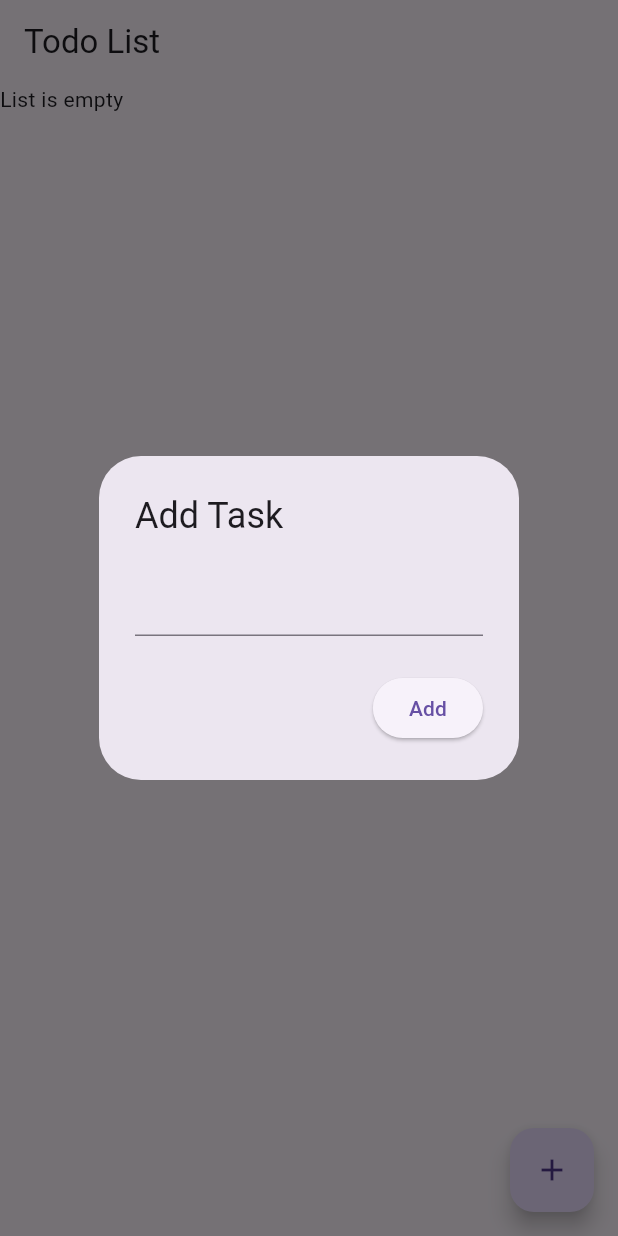
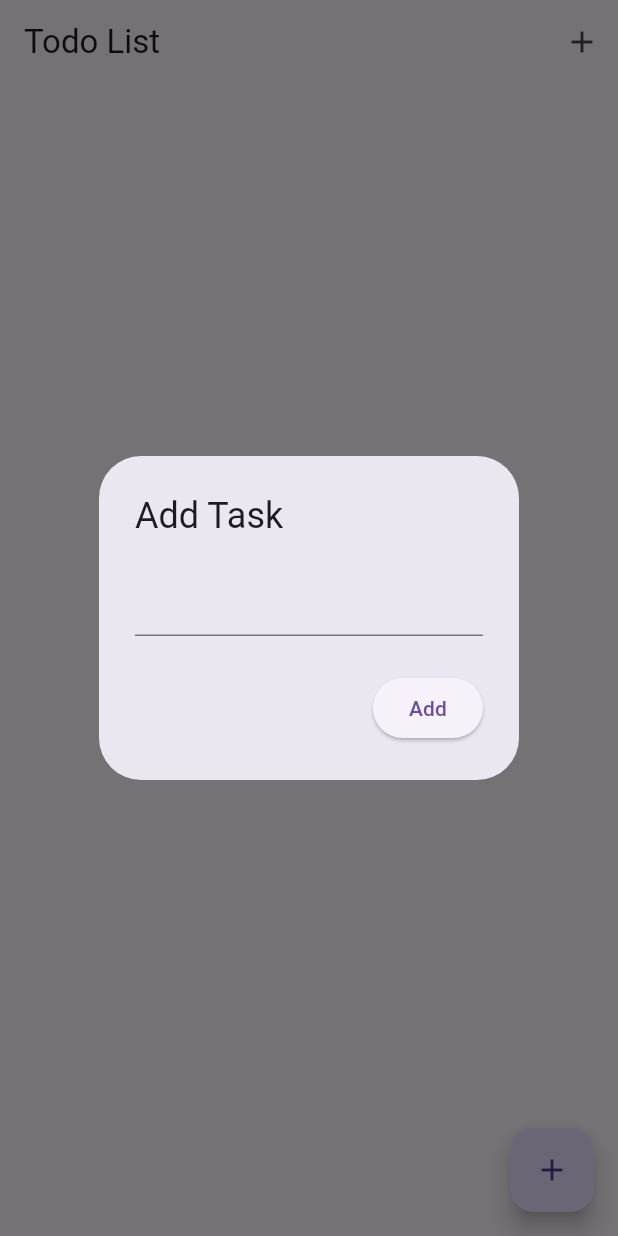
Before and after one commit to Anstas1a/RPOlr, a Flutter app: the screen it shows after launch, after a tap on the "add" icon, on a phone screen of 412 x 824 dp. Run offline on Flutter 3.47's test engine with Material 3 defaults, Android fonts, the phone set to English and light mode, and no system bars.

Commit message:
Update todo_list_screen.dart
Add btn to AppBar

```diff
--- a/lib/screen/todo_list_screen.dart
+++ b/lib/screen/todo_list_screen.dart
@@ -4,6 +4,8 @@ import 'package:helloworld/models/task_model.dart';
 import 'package:helloworld/widgets/task_tile.dart';
 
 class TodoListScreen extends StatefulWidget {
+  const TodoListScreen({super.key});
+
   @override
   _TodoListScreenState createState() => _TodoListScreenState();
 }
@@ -22,8 +24,41 @@ class _TodoListScreenState extends State<TodoListScreen> {
     return Scaffold(
       appBar: AppBar(
         title: Text('Todo List'),
+        actions: [
+          IconButton(
+            icon: const Icon(Icons.add),
+            onPressed: () {
+              showDialog(
+                context: context,
+                builder: (BuildContext context) {
+                  String newTaskTitle = '';
+
+                  return AlertDialog(
+                    title: const Text('Add Task'),
+                    content: TextField(
+                      onChanged: (value) {
+                        newTaskTitle = value;
+                      },
+                    ),
+                    actions: [
+                      ElevatedButton(
+                        onPressed: () {
+                          setState(() {
+                            tasks.add(Task(title: newTaskTitle));
+                          });
+                          Navigator.pop(context);
+                        },
+                        child: const Text('Add'),
+                      ),
+                    ],
+                  );
+                },
+              );
+            },
+          )
+        ],
       ),
-      body: tasks.length > 0
+      body: !tasks.isEmpty
           ? ListView.builder(
               itemCount: tasks.length,
               itemBuilder: (context, index) {
@@ -31,7 +66,9 @@ class _TodoListScreenState extends State<TodoListScreen> {
                     task: tasks[index],
                     onTaskDelete: () => _deleteTask(tasks[index]));
               })
-          : Text('List is empty'),
+          : const Center(
+              child: Text('List is empty'),
+            ),
       floatingActionButton: FloatingActionButton(
         onPressed: () {
           showDialog(
```
